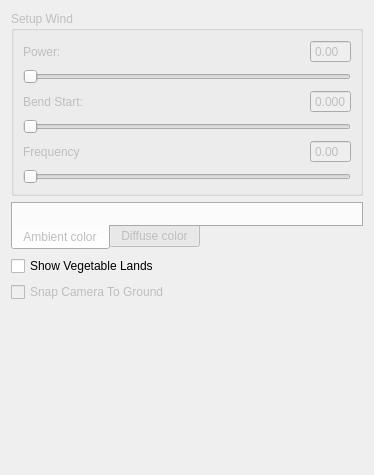
Qt form code/nel/tools/3d/object_viewer_qt/src/vegetable_landscape_form.ui (ryzom/ryzomcore) before a commit.
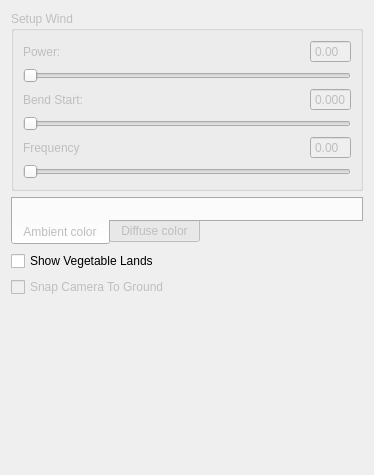
The same form after that commit. Custom widgets are drawn as their Qt base class.

The edit to the form file:
```diff
--- a/code/nel/tools/3d/object_viewer_qt/src/vegetable_landscape_form.ui
+++ b/code/nel/tools/3d/object_viewer_qt/src/vegetable_landscape_form.ui
@@ -23,6 +23,9 @@
       <string>Setup Wind</string>
      </property>
      <layout class="QGridLayout" name="gridLayout_3">
+      <property name="spacing">
+       <number>5</number>
+      </property>
       <item row="0" column="0">
        <layout class="QHBoxLayout" name="horizontalLayout">
         <item>
@@ -184,6 +187,12 @@
      <property name="enabled">
       <bool>false</bool>
      </property>
+     <property name="sizePolicy">
+      <sizepolicy hsizetype="Expanding" vsizetype="Preferred">
+       <horstretch>0</horstretch>
+       <verstretch>0</verstretch>
+      </sizepolicy>
+     </property>
      <property name="tabPosition">
       <enum>QTabWidget::South</enum>
      </property>
```
